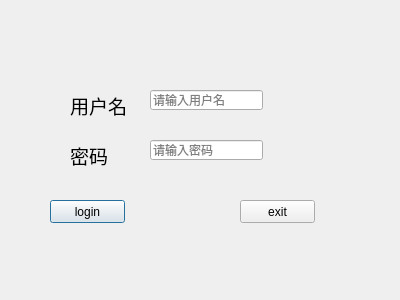
First picture: the form in src/logindialog.ui, repository StephenNG59/mini-img-process, before the edit.
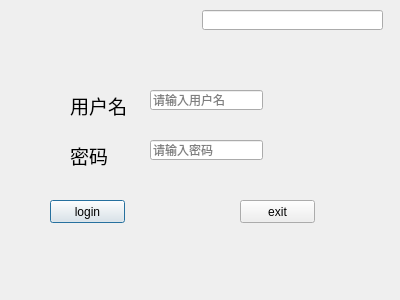
Second picture: the form after the edit.

Commit message: added time show

Diff of the .ui file:
```diff
--- a/src/logindialog.ui
+++ b/src/logindialog.ui
@@ -94,6 +94,16 @@
     <string>exit</string>
    </property>
   </widget>
+  <widget class="QLineEdit" name="lineEdit">
+   <property name="geometry">
+    <rect>
+     <x>202</x>
+     <y>10</y>
+     <width>181</width>
+     <height>20</height>
+    </rect>
+   </property>
+  </widget>
  </widget>
  <resources/>
  <connections>
```
The commit also changes 2 other files.
